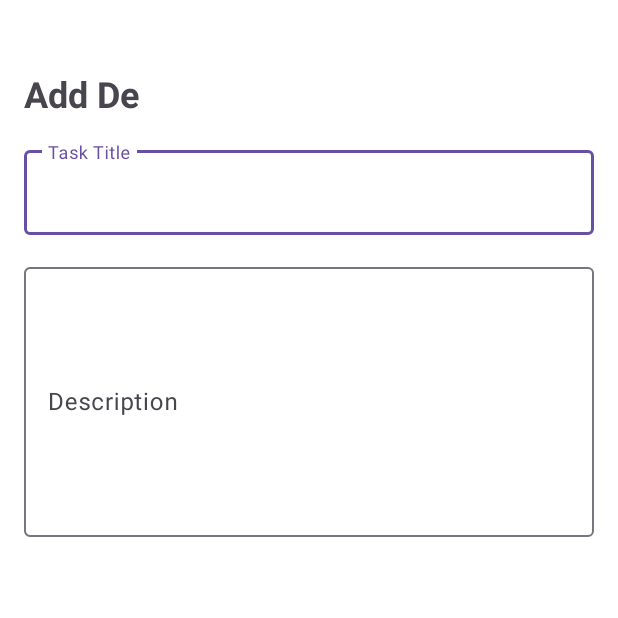
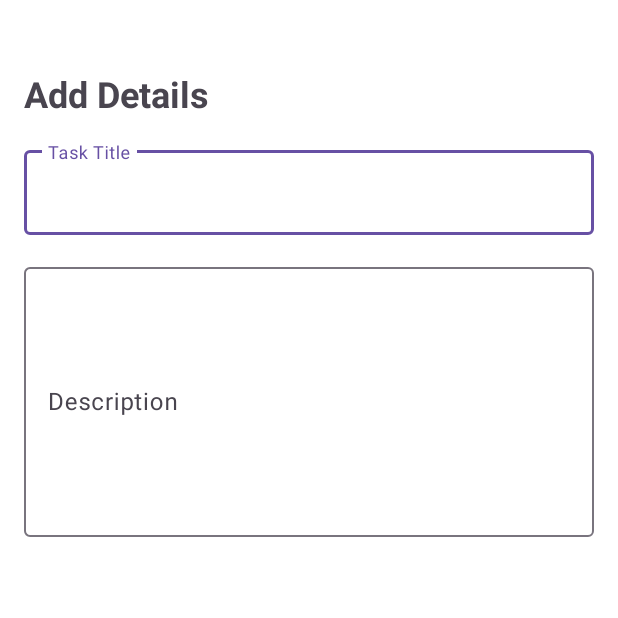
Before and after one commit to Tharusha200219/Task_Management_Application_Year_2_Sem_2, an Android app: the CreateCard screen opened directly, with no data from a screen before it, on a phone screen of 412 x 824 dp, the top half of it. Run offline under Robolectric (Android 15) with nearby library versions, the phone set to English and light mode, and no system bars; our stand-ins replace Room's generated code; Roboto replaces fonts that are not available here.

Commit message:
some updates

```diff
--- a/app/src/main/res/layout/activity_create_card.xml
+++ b/app/src/main/res/layout/activity_create_card.xml
@@ -14,7 +14,7 @@
         android:layout_width="wrap_content"
         android:layout_height="wrap_content"
         android:layout_marginTop="30dp"
-        android:text="Add De"
+        android:text="Add Details"
         android:textSize="24sp"
         android:textStyle="bold"
         android:layout_marginBottom="16dp"/>
```
